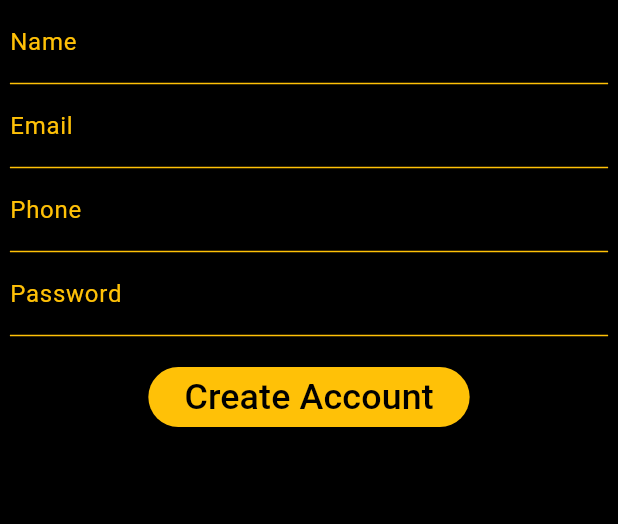
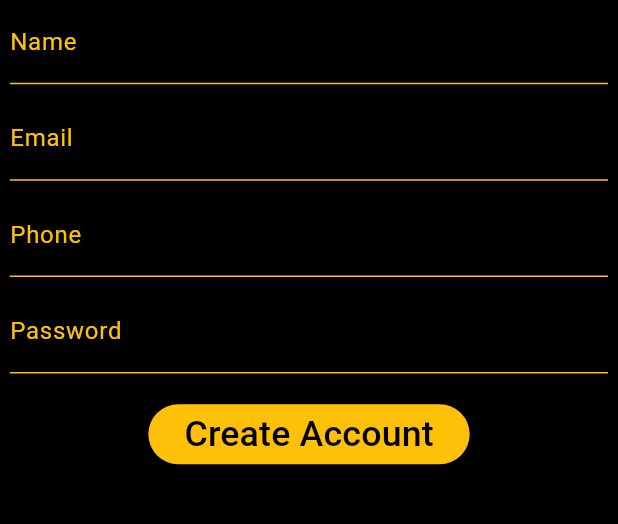
Before and after one commit to muhammadnumanlatif/driver, a Flutter app: the screen it shows after launch, on a phone screen of 412 x 824 dp, the part 468-992 px from its top. Run offline on Flutter 3.47's test engine with Material 2 defaults, Android fonts, the phone set to English and light mode, and no system bars; our stand-ins replace responsive_sizer.

Commit message:
Responsive Screens

```diff
--- a/lib/authentication/signup_screen.dart
+++ b/lib/authentication/signup_screen.dart
@@ -52,16 +52,19 @@ class _SignupScreenState extends State<SignupScreen> {
                   nameController: nameController,
                 label: "Name",
                 ),
+              SizedBox(height: 1.h,),
               CustomTextField(
                 nameController: emailController,
                 label: "Email",
                 textInputType: TextInputType.emailAddress,
               ),
+              SizedBox(height: 1.h,),
               CustomTextField(
                 nameController: phoneController,
                 label: "Phone",
                 textInputType: TextInputType.phone,
               ),
+              SizedBox(height: 1.h,),
               CustomTextField(
                 nameController: passwordController,
                 label: "Password",
```
